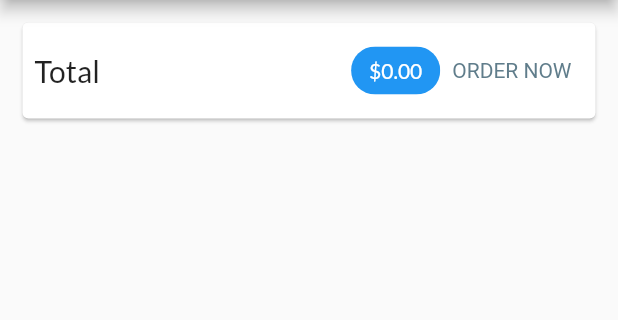
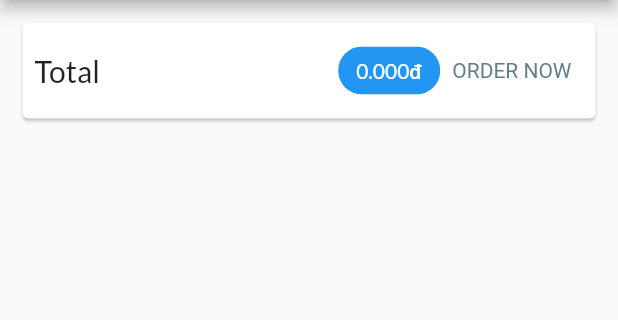
Before and after one commit to VoThienNhan-B1910270/Project_CT48401, a Flutter app: the CartScreen screen opened by its route, after a tap on "ORDER NOW", on a phone screen of 412 x 824 dp, the part 84-404 px from its top. Run offline on Flutter 3.47's test engine with Material 2 defaults, Android fonts, the light colour scheme and no system bars; network calls fail.

Commit message:
Xay dung trang hieu chinh san pham

```diff
--- a/lib/models/cart_item.dart
+++ b/lib/models/cart_item.dart
@@ -3,7 +3,7 @@ class CartItem{
   final String id;
   final String title;
   final int quantity;
-  final double price;
+  final num price;
 
   CartItem({
     required this.id,
@@ -16,7 +16,7 @@ class CartItem{
     String? id,
     String? title,
     int? quantity,
-    double? price,
+    num? price,
   })  {
     return CartItem(
       id: id ?? this.id,
--- a/lib/models/order_item.dart
+++ b/lib/models/order_item.dart
@@ -3,7 +3,7 @@ import 'cart_item.dart';
 
 class OrderItem{
   final String? id;
-  final double amount;
+  final num amount;
   final List<CartItem> products;
   final DateTime dateTime;
 
@@ -20,7 +20,7 @@ class OrderItem{
 
   OrderItem copyWith({
     String? id,
-    double? amount,
+    num? amount,
     List<CartItem>? products,
     DateTime? dateTime,
   })  {
--- a/lib/models/product.dart
+++ b/lib/models/product.dart
@@ -6,7 +6,7 @@ class Product{
   final String? id;
   final String title;
   final String description;
-  final double price;
+  final num price;
   final String imageUrl;
   final ValueNotifier<bool> _isFavorite;
 
@@ -35,7 +35,7 @@ class Product{
     String? id,
     String? title,
     String? description,
-    double? price,
+    num? price,
     String? imageUrl,
     bool? isFavorite,
   })  {
--- a/lib/ui/cart/cart_item_card.dart
+++ b/lib/ui/cart/cart_item_card.dart
@@ -57,13 +57,13 @@ class CartItemCard extends StatelessWidget{
             child: Padding(
               padding: const EdgeInsets.all(5),
               child: FittedBox(
-                child: Text('\$${cardItem.price}'),
+                child: Text('${cardItem.price}.000đ'),
               ),
             ),
           ),
           title: Text(cardItem.title),
-          subtitle: Text('Total: \$${(cardItem.price * cardItem.quantity)}'),
-          trailing: Text('${cardItem.quantity} x'),
+          subtitle: Text('Total: ${(cardItem.price * cardItem.quantity)}.000đ'),
+          trailing: Text('${cardItem.quantity}x'),
         ),
       ),
     );
--- a/lib/ui/cart/cart_screen.dart
+++ b/lib/ui/cart/cart_screen.dart
@@ -56,7 +56,7 @@ class CartScreen extends StatelessWidget{
             const Spacer(),
             Chip(
               label: Text(
-                '\$${cart.totalAmount.toStringAsFixed(2)}',
+                '${cart.totalAmount.toStringAsFixed(0)}.000đ',
                 style: TextStyle(
                   color: Theme.of(context).primaryTextTheme.titleLarge?.color,
                 ),
--- a/lib/ui/orders/order_item_card.dart
+++ b/lib/ui/orders/order_item_card.dart
@@ -48,7 +48,7 @@ class _OrderItemCardState extends State<OrderItemCard>{
                   ),
                 ),
                 Text(
-                  '${prod.quantity}x \$${prod.price}',
+                  '${prod.quantity}x ${prod.price}.000đ',
                   style: const TextStyle(
                     fontSize: 18,
                     color: Colors.grey,
@@ -64,7 +64,7 @@ class _OrderItemCardState extends State<OrderItemCard>{
 
   Widget buildOrderSummary(){
     return ListTile(
-      title: Text('\$${widget.order.amount}'),
+      title: Text('${widget.order.amount}.000đ'),
       subtitle: Text(
         DateFormat('dd/MM/yyyy hh:mm').format(widget.order.dateTime),
       ),
--- a/lib/ui/orders/order_manager.dart
+++ b/lib/ui/orders/order_manager.dart
@@ -9,13 +9,13 @@ class OrderManager with ChangeNotifier{
   final List<OrderItem> _orders = [
     OrderItem(
       id: 'o1',
-      amount: 59.98,
+      amount: 400,
       products: [
         CartItem(
           id: 'c1',
           title: 'Bông Bi Nhỏ',
           quantity: 2,
-          price: 400,
+          price: 200,
         )
       ],
       dateTime: DateTime.now(),
--- a/lib/ui/products/product_detail_screen.dart
+++ b/lib/ui/products/product_detail_screen.dart
@@ -32,7 +32,7 @@ class ProductDetailScreen extends StatelessWidget{
             ),
             const SizedBox(height: 10,),
             Text(
-              '${product.price}.000.Vnđ',
+              '${product.price}.000đ',
               style: const TextStyle(
                 color: Colors.black,
                 fontSize: 25,
--- /dev/null
+++ b/lib/ui/products/top_right_badge.dart
@@ -0,0 +1,48 @@
+//Định nghĩa widget TopRightBadge nhận vào một widget con và một giá trị.
+//Giá trị sẽ được hiển thị ở góc trên bên phải của widget con
+import 'package:flutter/material.dart';
+
+class TopRightBadge extends StatelessWidget{
+  const TopRightBadge({
+    super.key,
+    required this.child,
+    required this.data,
+    this.color,
+  });
+
+  final Widget child;
+  final Object data;
+  final Color? color;
+
+  @override
+  Widget build(BuildContext context){
+    return Stack(
+      alignment: Alignment.center,
+      children: [
+        child,
+        Positioned(
+          right: 8,
+          top: 8,
+          child: Container(
+            padding: const EdgeInsets.all(2.0),
+            decoration: BoxDecoration(
+              borderRadius: BorderRadius.circular(10.0),
+              color: color ?? Theme.of(context).colorScheme.secondary,
+            ),
+            constraints: const BoxConstraints(
+              minWidth: 16,
+              minHeight: 16,
+            ),
+            child: Text(
+              data.toString(),
+              textAlign: TextAlign.center,
+              style: const TextStyle(
+                fontSize: 10,
+              ),
+            ),
+          ),
+        )
+      ],
+    );
+  }
+}
--- a/lib/ui/products/user_product_list_tile.dart
+++ b/lib/ui/products/user_product_list_tile.dart
@@ -1,5 +1,6 @@
 //Định nghĩa widget UserProductListTile hiển thị thông tin một sản phẩm cùng với các thao tác sửa/xóa
 import 'package:b1910270_ct48401_project/ui/products/products_manager.dart';
+import 'package:b1910270_ct48401_project/ui/screens.dart';
 import 'package:flutter/material.dart';
 import 'package:provider/provider.dart';
 import '../../models/product.dart';
@@ -52,7 +53,10 @@ class UserProductListTile extends StatelessWidget{
     return IconButton(
       icon: const Icon(Icons.edit),
       onPressed: (){
-        print('Go to edit product screen');
+        Navigator.of(context).pushNamed(
+          EditProductScreen.routeName,
+          arguments: product.id
+        );
       },
       color: Theme.of(context).primaryColor,
     );
--- a/lib/ui/screens.dart
+++ b/lib/ui/screens.dart
@@ -3,6 +3,7 @@ export 'products/product_detail_screen.dart';
 export 'products/user_products_screen.dart';
 export 'products/products_manager.dart';
 export 'products/top_right_badge.dart';
+export 'products/edit_product_screen.dart';
 
 export 'orders/orders_screen.dart';
 export 'orders/order_manager.dart';
```
Also changed, not shown: lib/main.dart (+12 -3 lines), lib/ui/products/edit_product_screen.dart (added, +266 -0 lines), lib/ui/products/user_products_screen.dart (+6 -3 lines), lib/ui/shared/dialog_utils.dart (+18 -0 lines).
